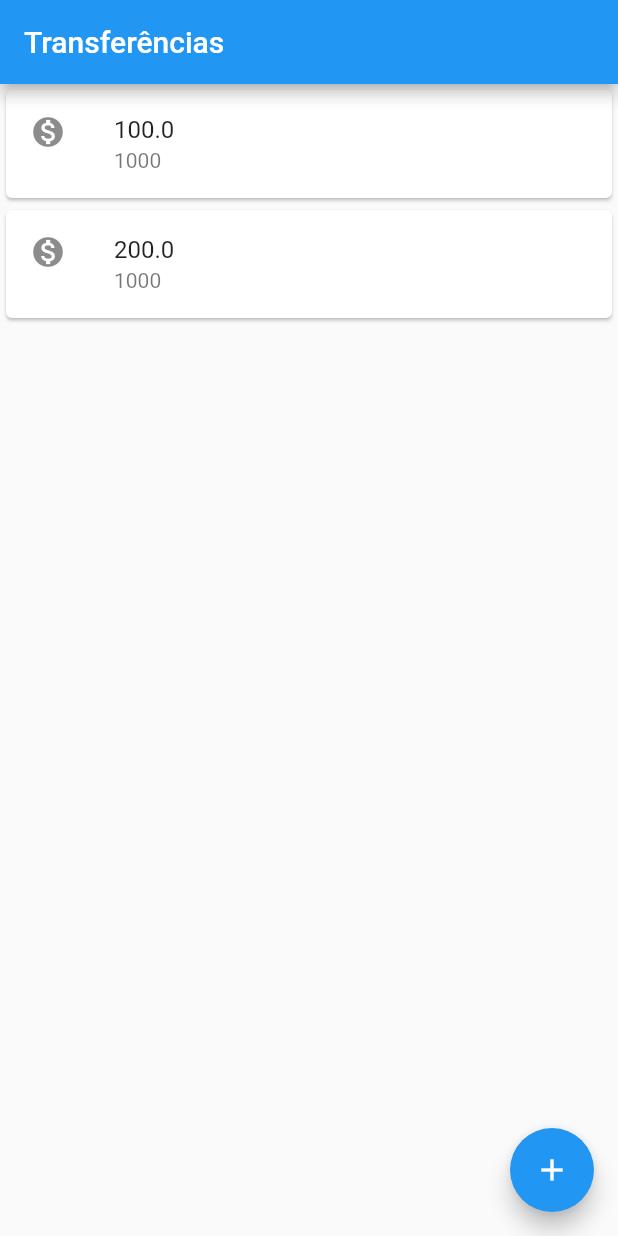
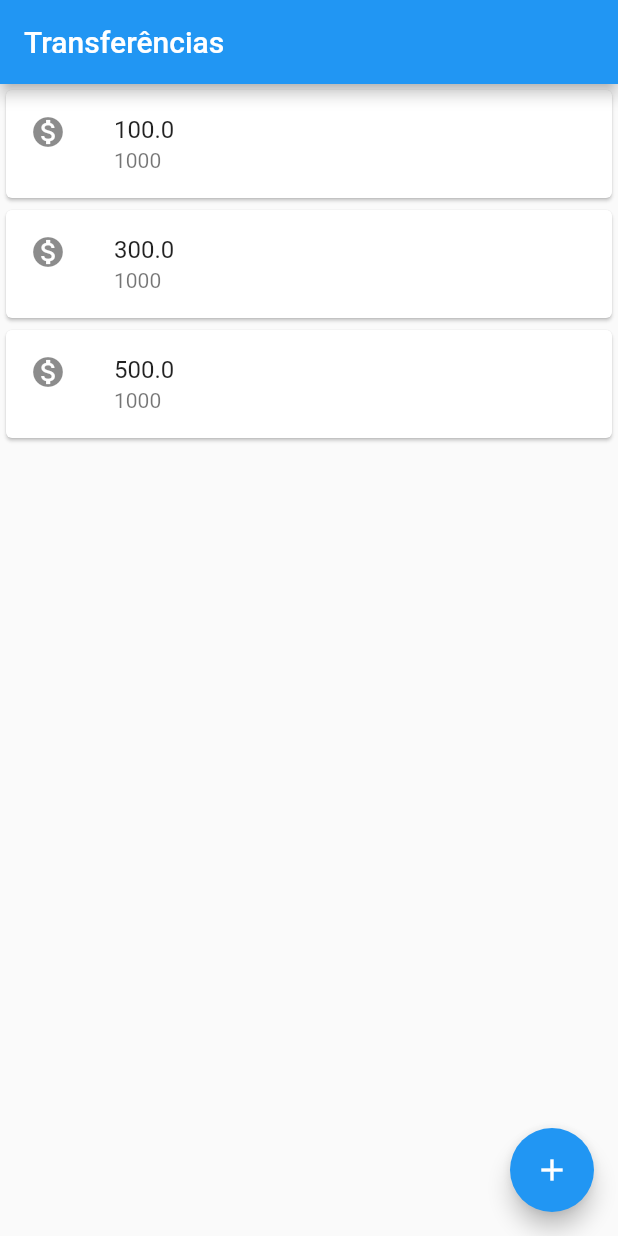
Before and after one commit to gabiconde/formacao-flutter-alura, a Flutter app: the screen it shows after launch, on a phone screen of 412 x 824 dp. Run offline on Flutter 3.47's test engine with Material 2 defaults, Android fonts, the phone set to English and light mode, and no system bars.

```diff
--- a/lib/main.dart
+++ b/lib/main.dart
@@ -3,27 +3,47 @@ import 'package:flutter/material.dart';
 void main() =>
   runApp(MaterialApp(
     home: Scaffold(
-      body: Column(
-        children: [
-          Card(
-            child: ListTile(
-              leading: Icon(Icons.monetization_on),
-              title: Text('100.0'),
-              subtitle: Text('1000'),
-            ),
-          ),
-          Card(
-            child: ListTile(
-              leading: Icon(Icons.monetization_on),
-              title: Text('200.0'),
-              subtitle: Text('1000'),
-            ),
-          )
-        ],
-      ),
+      body: ListaTransferencias(),
       appBar: AppBar(title: Text('Transferências'),),
       floatingActionButton: FloatingActionButton(
         child: Icon(Icons.add),
       ),
     )
   ));
+
+class ListaTransferencias extends StatelessWidget {
+  @override
+  Widget build(BuildContext context) {
+    return Column(
+      children: [
+        ItemTransferencia(Transferencia(100.0, 1000)),
+        ItemTransferencia(Transferencia(300.0, 1000)),
+        ItemTransferencia(Transferencia(500.0, 1000)),
+      ],
+    );
+  }
+}
+
+class ItemTransferencia extends StatelessWidget {
+  final Transferencia _transferencia;
+
+  ItemTransferencia(this._transferencia);
+
+  @override
+  Widget build(BuildContext context) {
+    return Card(
+      child: ListTile(
+        leading: Icon(Icons.monetization_on),
+        title: Text(_transferencia.valor.toString()),
+        subtitle: Text(_transferencia.numeroConta.toString()),
+      ),
+    );
+  }
+}
+
+class Transferencia {
+  final double valor;
+  final int numeroConta;
+
+  Transferencia(this.valor, this.numeroConta);
+}
```
